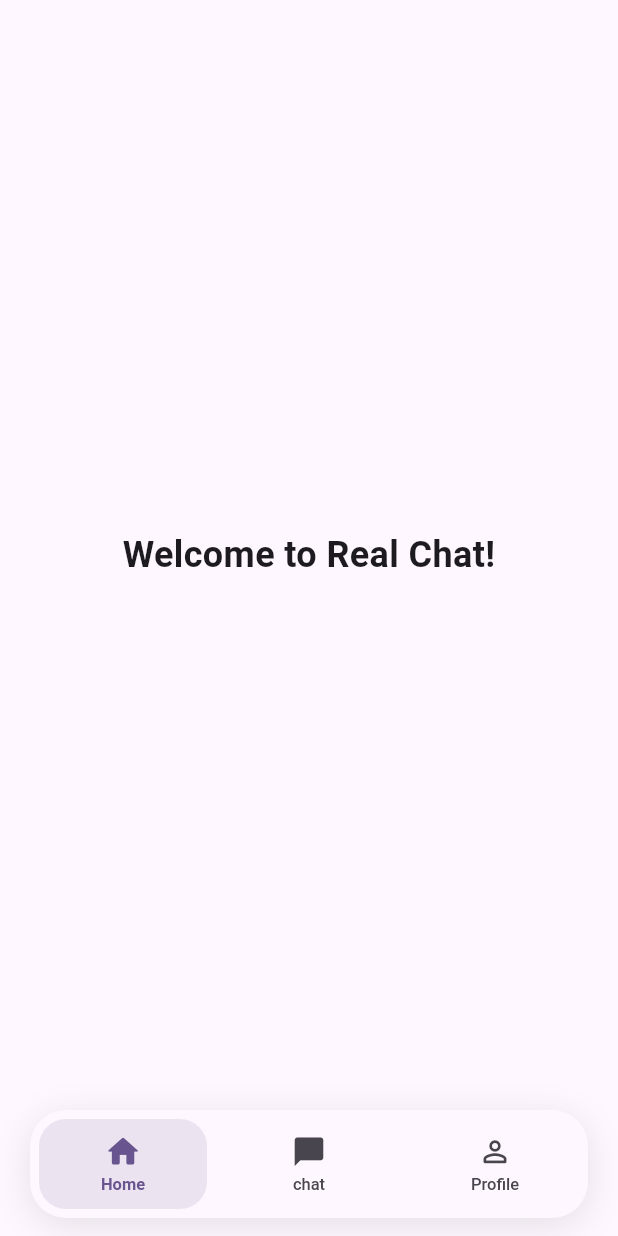
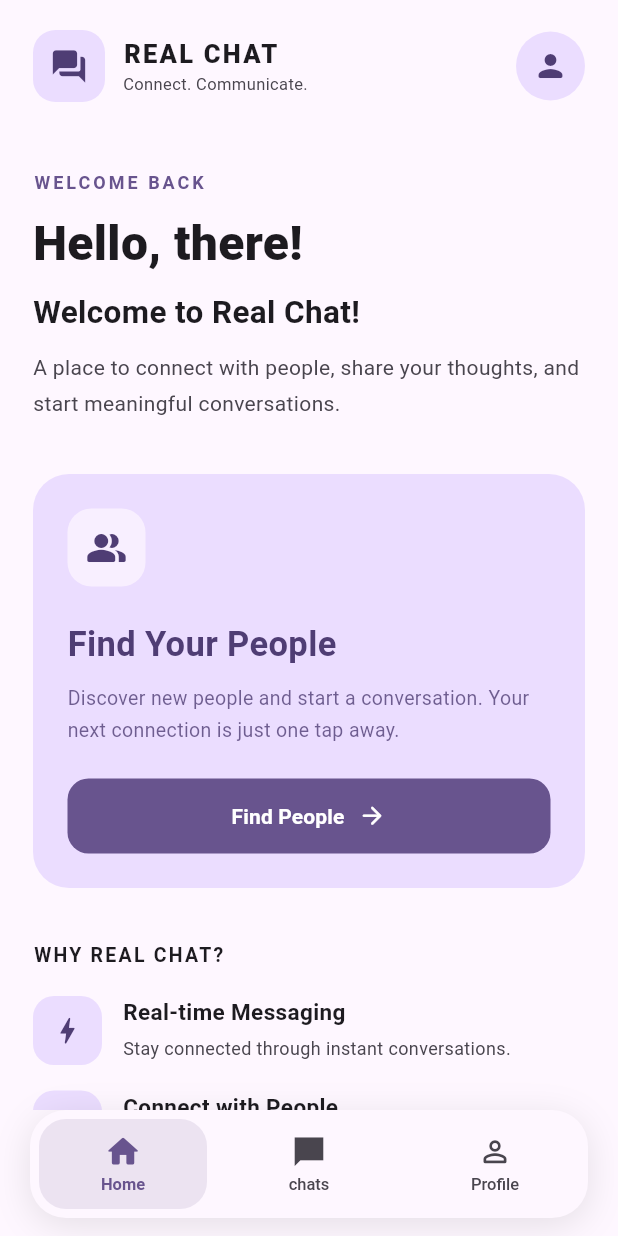
Before and after one commit to MUfoysal/real-chat, a Flutter app: the screen it shows once a user with an empty profile is signed in, on a phone screen of 412 x 824 dp. Run offline on Flutter 3.47's test engine with Material 3 defaults, Android fonts, the phone set to English and light mode, and no system bars; our stand-ins replace cloud_firestore, firebase_auth, firebase_core; accounts and stored records are empty.

Commit message:
feat: implement themed welcome home page

```diff
--- /dev/null
+++ b/lib/features/home/presentation/pages/home_page.dart
@@ -0,0 +1,336 @@
+import 'package:firebase_auth/firebase_auth.dart';
+import 'package:flutter/material.dart';
+
+class HomePage extends StatelessWidget {
+  const HomePage({
+    super.key,
+    required this.currentUser,
+    required this.onFindPeople,
+  });
+
+  final User currentUser;
+  final VoidCallback onFindPeople;
+
+  @override
+  Widget build(BuildContext context) {
+    final colors = Theme.of(context).colorScheme;
+
+    final displayName = currentUser.displayName?.trim();
+    final userName = displayName != null && displayName.isNotEmpty
+        ? displayName
+        : 'there';
+
+    return Scaffold(
+      backgroundColor: colors.surface,
+      body: SafeArea(
+        child: SingleChildScrollView(
+          padding: const EdgeInsets.fromLTRB(22, 20, 22, 30),
+          child: Column(
+            crossAxisAlignment: CrossAxisAlignment.start,
+            children: [
+              // Header
+              Row(
+                children: [
+                  Container(
+                    height: 48,
+                    width: 48,
+                    decoration: BoxDecoration(
+                      color: colors.primaryContainer,
+                      borderRadius: BorderRadius.circular(15),
+                    ),
+                    child: Icon(
+                      Icons.forum_rounded,
+                      color: colors.onPrimaryContainer,
+                      size: 26,
+                    ),
+                  ),
+                  const SizedBox(width: 12),
+                  Expanded(
+                    child: Column(
+                      crossAxisAlignment: CrossAxisAlignment.start,
+                      children: [
+                        Text(
+                          'REAL CHAT',
+                          style: TextStyle(
+                            color: colors.onSurface,
+                            fontSize: 17,
+                            fontWeight: FontWeight.w800,
+                            letterSpacing: 1.5,
+                          ),
+                        ),
+                        Text(
+                          'Connect. Communicate.',
+                          style: TextStyle(
+                            color: colors.onSurfaceVariant,
+                            fontSize: 11,
+                          ),
+                        ),
+                      ],
+                    ),
+                  ),
+                  CircleAvatar(
+                    radius: 23,
+                    backgroundColor: colors.primaryContainer,
+                    backgroundImage: currentUser.photoURL != null
+                        ? NetworkImage(currentUser.photoURL!)
+                        : null,
+                    child: currentUser.photoURL == null
+                        ? Icon(
+                            Icons.person_rounded,
+                            color: colors.onPrimaryContainer,
+                          )
+                        : null,
+                  ),
+                ],
+              ),
+
+              const SizedBox(height: 45),
+
+              // Welcome section
+              Text(
+                'WELCOME BACK',
+                style: TextStyle(
+                  color: colors.primary,
+                  fontSize: 12,
+                  fontWeight: FontWeight.bold,
+                  letterSpacing: 2,
+                ),
+              ),
+
+              const SizedBox(height: 13),
+
+              Text(
+                'Hello, $userName!',
+                style: TextStyle(
+                  color: colors.onSurface,
+                  fontSize: 32,
+                  fontWeight: FontWeight.w800,
+                  height: 1.2,
+                ),
+              ),
+
+              const SizedBox(height: 12),
+
+              Text(
+                'Welcome to Real Chat!',
+                style: TextStyle(
+                  color: colors.onSurface,
+                  fontSize: 21,
+                  fontWeight: FontWeight.w600,
+                ),
+              ),
+
+              const SizedBox(height: 10),
+
+              Text(
+                'A place to connect with people, share your '
+                'thoughts, and start meaningful conversations.',
+                style: TextStyle(
+                  color: colors.onSurfaceVariant,
+                  fontSize: 14,
+                  height: 1.7,
+                ),
+              ),
+
+              const SizedBox(height: 35),
+
+              // Find People Card
+              Container(
+                width: double.infinity,
+                padding: const EdgeInsets.all(23),
+                decoration: BoxDecoration(
+                  color: colors.primaryContainer,
+                  borderRadius: BorderRadius.circular(24),
+                ),
+                child: Column(
+                  crossAxisAlignment: CrossAxisAlignment.start,
+                  children: [
+                    Container(
+                      height: 52,
+                      width: 52,
+                      decoration: BoxDecoration(
+                        color: colors.surface.withValues(alpha: 0.7),
+                        borderRadius: BorderRadius.circular(16),
+                      ),
+                      child: Icon(
+                        Icons.people_alt_rounded,
+                        color: colors.onPrimaryContainer,
+                        size: 28,
+                      ),
+                    ),
+
+                    const SizedBox(height: 22),
+
+                    Text(
+                      'Find Your People',
+                      style: TextStyle(
+                        color: colors.onPrimaryContainer,
+                        fontSize: 23,
+                        fontWeight: FontWeight.bold,
+                      ),
+                    ),
+
+                    const SizedBox(height: 9),
+
+                    Text(
+                      'Discover new people and start a conversation. '
+                      'Your next connection is just one tap away.',
+                      style: TextStyle(
+                        color: colors.onPrimaryContainer.withValues(alpha: 0.8),
+                        fontSize: 13,
+                        height: 1.6,
+                      ),
+                    ),
+
+                    const SizedBox(height: 22),
+
+                    SizedBox(
+                      width: double.infinity,
+                      height: 50,
+                      child: FilledButton(
+                        onPressed: onFindPeople,
+                        style: FilledButton.styleFrom(
+                          backgroundColor: colors.primary,
+                          foregroundColor: colors.onPrimary,
+                          shape: RoundedRectangleBorder(
+                            borderRadius: BorderRadius.circular(14),
+                          ),
+                        ),
+                        child: const Row(
+                          mainAxisAlignment: MainAxisAlignment.center,
+                          children: [
+                            Text(
+                              'Find People',
+                              style: TextStyle(
+                                fontSize: 14,
+                                fontWeight: FontWeight.bold,
+                              ),
+                            ),
+                            SizedBox(width: 9),
+                            Icon(Icons.arrow_forward_rounded, size: 19),
+                          ],
+                        ),
+                      ),
+                    ),
+                  ],
+                ),
+              ),
+
+              const SizedBox(height: 35),
+
+              // Introduction
+              Text(
+                'WHY REAL CHAT?',
+                style: TextStyle(
+                  color: colors.onSurface,
+                  fontSize: 13,
+                  fontWeight: FontWeight.bold,
+                  letterSpacing: 1.5,
+                ),
+              ),
+
+              const SizedBox(height: 18),
+
+              _FeatureItem(
+                icon: Icons.bolt_rounded,
+                title: 'Real-time Messaging',
+                description: 'Stay connected through instant conversations.',
+                colors: colors,
+              ),
+
+              const SizedBox(height: 17),
+
+              _FeatureItem(
+                icon: Icons.people_outline_rounded,
+                title: 'Connect with People',
+                description: 'Discover people and make new connections.',
+                colors: colors,
+              ),
+
+              const SizedBox(height: 17),
+
+              _FeatureItem(
+                icon: Icons.lock_outline_rounded,
+                title: 'Personal Account',
+                description: 'Access your account and your conversations.',
+                colors: colors,
+              ),
+
+              const SizedBox(height: 35),
+
+              Center(
+                child: Text(
+                  'MADE FOR MEANINGFUL CONNECTIONS',
+                  textAlign: TextAlign.center,
+                  style: TextStyle(
+                    color: colors.onSurfaceVariant.withValues(alpha: 0.7),
+                    fontSize: 10,
+                    letterSpacing: 1.3,
+                    fontWeight: FontWeight.w600,
+                  ),
+                ),
+              ),
+            ],
+          ),
+        ),
+      ),
+    );
+  }
+}
+
+class _FeatureItem extends StatelessWidget {
+  const _FeatureItem({
+    required this.icon,
+    required this.title,
+    required this.description,
+    required this.colors,
+  });
+
+  final IconData icon;
+  final String title;
+  final String description;
+  final ColorScheme colors;
+
+  @override
+  Widget build(BuildContext context) {
+    return Row(
+      crossAxisAlignment: CrossAxisAlignment.start,
+      children: [
+        Container(
+          height: 46,
+          width: 46,
+          decoration: BoxDecoration(
+            color: colors.primaryContainer,
+            borderRadius: BorderRadius.circular(14),
+          ),
+          child: Icon(icon, color: colors.onPrimaryContainer, size: 23),
+        ),
+        const SizedBox(width: 14),
+        Expanded(
+          child: Column(
+            crossAxisAlignment: CrossAxisAlignment.start,
+            children: [
+              Text(
+                title,
+                style: TextStyle(
+                  color: colors.onSurface,
+                  fontSize: 15,
+                  fontWeight: FontWeight.w600,
+                ),
+              ),
+              const SizedBox(height: 5),
+              Text(
+                description,
+                style: TextStyle(
+                  color: colors.onSurfaceVariant,
+                  fontSize: 12,
+                  height: 1.5,
+                ),
+              ),
+            ],
+          ),
+        ),
+      ],
+    );
+  }
+}
--- a/lib/features/navigation/presentation/pages/main_navigation_page.dart
+++ b/lib/features/navigation/presentation/pages/main_navigation_page.dart
@@ -1,42 +1,40 @@
-
 import 'package:firebase_auth/firebase_auth.dart';
 import 'package:flutter/material.dart';
 
 import '../../../chat/presentation/pages/users_page.dart';
+import '../../../home/presentation/pages/home_page.dart';
 
 class MainNavigationPage extends StatefulWidget {
-  const MainNavigationPage({
-    super.key,
-    required this.currentUser,
-  });
+  const MainNavigationPage({super.key, required this.currentUser});
 
   final User currentUser;
 
   @override
-  State<MainNavigationPage> createState() =>
-      _MainNavigationPageState();
+  State<MainNavigationPage> createState() => _MainNavigationPageState();
 }
 
 class _MainNavigationPageState extends State<MainNavigationPage> {
   int _selectedIndex = 0;
-
-  final List<Widget> _pages = [];
 
   @override
   Widget build(BuildContext context) {
     final colors = Theme.of(context).colorScheme;
 
     final pages = [
-      const _HomePlaceholder(),
+      HomePage(
+        currentUser: widget.currentUser,
+        onFindPeople: () {
+          setState(() {
+            _selectedIndex = 1;
+          });
+        },
+      ),
       UsersPage(currentUser: widget.currentUser),
       const _ProfilePlaceholder(),
     ];
 
     return Scaffold(
-      body: IndexedStack(
-        index: _selectedIndex,
-        children: pages,
-      ),
+      body: IndexedStack(index: _selectedIndex, children: pages),
       bottomNavigationBar: SafeArea(
         minimum: const EdgeInsets.fromLTRB(20, 0, 20, 12),
         child: Container(
@@ -62,8 +60,8 @@ class _MainNavigationPageState extends State<MainNavigationPage> {
               ),
               _buildNavItem(
                 index: 1,
-                icon: Icons.chat_bubble,
-                label: 'chat',
+                icon: Icons.chat_bubble_sharp,
+                label: 'chats',
                 colors: colors,
               ),
               _buildNavItem(
@@ -113,9 +111,7 @@ class _MainNavigationPageState extends State<MainNavigationPage> {
                 duration: const Duration(milliseconds: 200),
                 child: Icon(
                   icon,
-                  color: isSelected
-                      ? colors.primary
-                      : colors.onSurfaceVariant,
+                  color: isSelected ? colors.primary : colors.onSurfaceVariant,
                   size: 23,
                 ),
               ),
@@ -124,36 +120,13 @@ class _MainNavigationPageState extends State<MainNavigationPage> {
                 duration: const Duration(milliseconds: 200),
                 style: TextStyle(
                   fontSize: 11,
-                  fontWeight:
-                      isSelected ? FontWeight.w700 : FontWeight.w500,
-                  color: isSelected
-                      ? colors.primary
-                      : colors.onSurfaceVariant,
+                  fontWeight: isSelected ? FontWeight.w700 : FontWeight.w500,
+                  color: isSelected ? colors.primary : colors.onSurfaceVariant,
                 ),
                 child: Text(label),
               ),
             ],
           ),
-        ),
-      ),
-    );
-  }
-}
-
-class _HomePlaceholder extends StatelessWidget {
-  const _HomePlaceholder();
-
-  @override
-  Widget build(BuildContext context) {
-    return const Scaffold(
-      body: Center(
-        child: Text(
-          'Welcome to Real Chat!',
-          style: TextStyle(
-            fontSize: 24,
-            fontWeight: FontWeight.bold,
-          ),
-          textAlign: TextAlign.center,
         ),
       ),
     );
```
